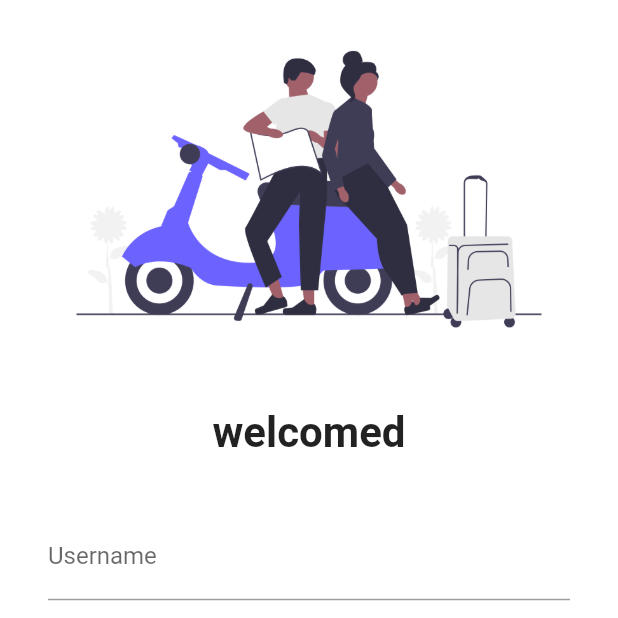
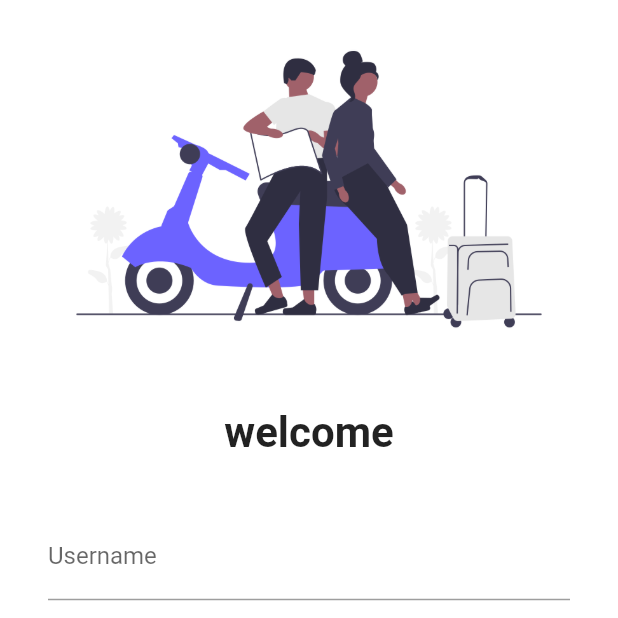
Before and after one commit to DevanshPandya19/Flutter2025, a Flutter app: the screen it shows after launch, on a phone screen of 412 x 824 dp, the top half of it. Run offline on Flutter 3.47's test engine with Material 2 defaults, Android fonts, the phone set to English and light mode, and no system bars.

Commit message:
i have learn some new concepts

```diff
--- a/lib/pages/LoginPage.dart
+++ b/lib/pages/LoginPage.dart
@@ -17,7 +17,7 @@ class LoginPage extends StatelessWidget {
             SizedBox(
               height: 20,
             ),
-            Text("welcomed",
+            Text("welcome",
               style: TextStyle(
                 fontSize: 28,
                 fontWeight: FontWeight.bold
```
